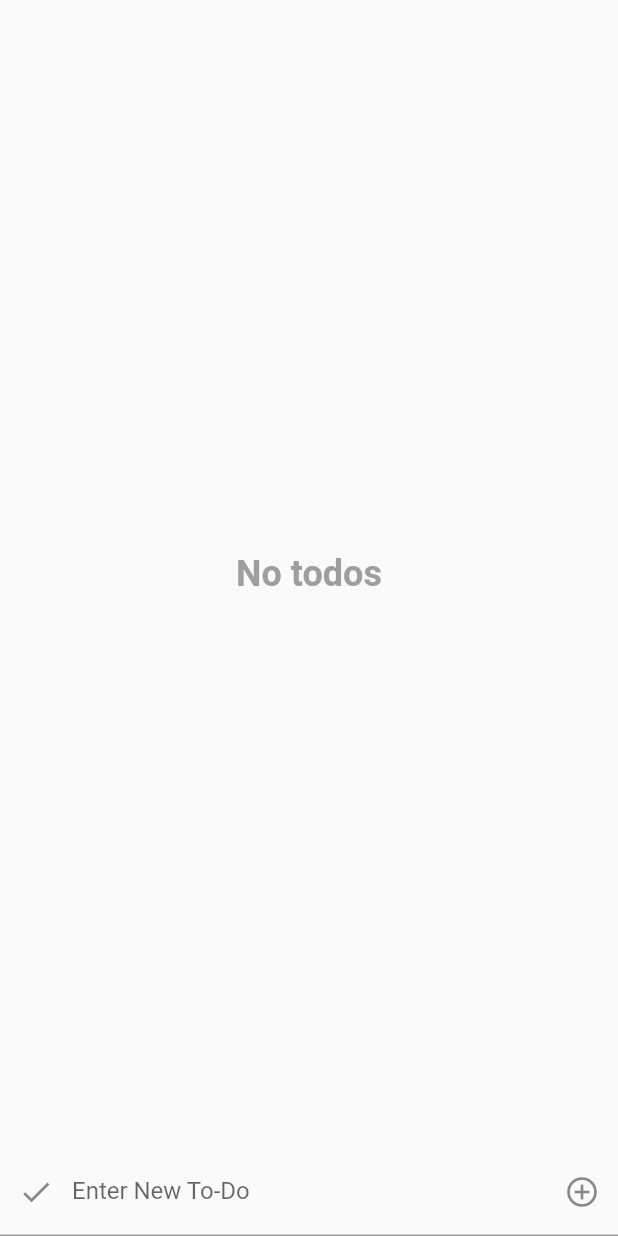
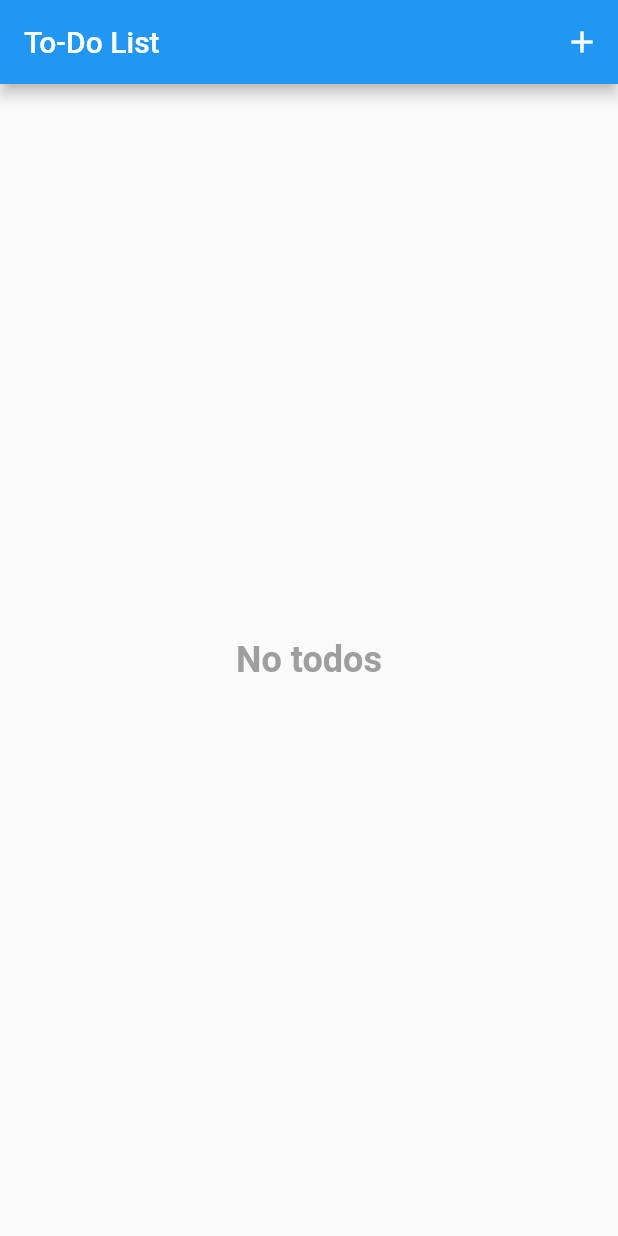
Before and after one commit to jakubkoje/flutter-todolist, a Flutter app: the HomePage screen opened directly, on a phone screen of 412 x 824 dp. Run offline on Flutter 3.47's test engine with Material 2 defaults, Android fonts, the phone set to English and light mode, and no system bars; our stand-ins replace flutter_bloc.

Commit message:
added routing

```diff
--- /dev/null
+++ b/lib/home.dart
@@ -0,0 +1,94 @@
+import 'package:flutter/material.dart';
+import 'package:flutter_bloc/flutter_bloc.dart';
+import 'package:test_app/add_todo.dart';
+import 'package:test_app/todo_cubit.dart';
+
+class HomePage extends StatefulWidget {
+  @override
+  _HomePageState createState() => _HomePageState();
+}
+
+class _HomePageState extends State<HomePage> {
+  @override
+  Widget build(BuildContext context) {
+    return Scaffold(
+        appBar: AppBar(
+          title: Text(
+            'To-Do List',
+          ),
+          actions: [
+            IconButton(
+                onPressed: () => Navigator.of(context)
+                    .push(MaterialPageRoute(builder: (_) => AddTodo())),
+                icon: Icon(Icons.add))
+          ],
+        ),
+        body: SafeArea(
+          child: GestureDetector(
+            behavior: HitTestBehavior.opaque,
+            child: Column(children: <Widget>[TodoListWidget()]),
+            onTap: () {
+              FocusScope.of(context).unfocus();
+            },
+          ),
+        ));
+  }
+}
+
+class TodoListWidget extends StatelessWidget {
+  const TodoListWidget({Key? key}) : super(key: key);
+
+  @override
+  Widget build(BuildContext context) {
+    return BlocBuilder<TodoCubit, List<Todo>>(builder: (context, state) {
+      return Expanded(
+          child: (context.read<TodoCubit>().state.length != 0
+              ? ListView.separated(
+                  itemCount: context.read<TodoCubit>().state.length,
+                  itemBuilder: (context, index) {
+                    Todo todo = context.read<TodoCubit>().state[index];
+                    return Dismissible(
+                        key: Key(todo.id),
+                        direction: DismissDirection.endToStart,
+                        onDismissed: (direction) {
+                          context.read<TodoCubit>().remove(todo);
+                          ScaffoldMessenger.of(context).showSnackBar(SnackBar(
+                              content:
+                                  Text(todo.todoText + ' todo dismissed')));
+                        },
+                        background: Container(
+                          color: Colors.red,
+                          child: Icon((Icons.cancel)),
+                          padding: EdgeInsets.only(right: 8),
+                          alignment: Alignment.centerRight,
+                        ),
+                        child: CheckboxListTile(
+                          title: todo.checked
+                              ? Text(todo.todoText,
+                                  style: TextStyle(
+                                      decoration: TextDecoration.lineThrough))
+                              : Text(todo.todoText),
+                          subtitle: Text(
+                              '${todo.createdAt.day}. ${todo.createdAt.month}. ${todo.createdAt.year}'),
+                          value: todo.checked,
+                          onChanged: (bool? value) {
+                            context.read<TodoCubit>().check(todo);
+                          },
+                        ));
+                  },
+                  separatorBuilder: (context, index) {
+                    return Divider();
+                  },
+                )
+              : Center(
+                  child: Text(
+                    'No todos',
+                    style: TextStyle(
+                        color: Colors.grey,
+                        fontSize: 24,
+                        fontWeight: FontWeight.bold),
+                  ),
+                )));
+    });
+  }
+}
--- a/lib/main.dart
+++ b/lib/main.dart
@@ -1,5 +1,6 @@
 import 'package:flutter/material.dart';
 import 'package:flutter_bloc/flutter_bloc.dart';
+import 'package:test_app/home.dart';
 import 'package:test_app/todo_cubit.dart';
 import 'package:test_app/todo_observer.dart';
 
@@ -11,127 +12,11 @@ void main() {
 class MyApp extends StatelessWidget {
   @override
   Widget build(BuildContext context) {
-    return MaterialApp(
-      debugShowCheckedModeBanner: false,
-      title: 'To-Do List',
-      home: Scaffold(
-        appBar: AppBar(
-          title: Text('To-Do List'),
-        ),
-        body: SafeArea(child: HomePage()),
-      ),
-    );
+    return BlocProvider(
+        create: (_) => TodoCubit(),
+        child: MaterialApp(
+            debugShowCheckedModeBanner: false,
+            title: 'To-Do List',
+            home: HomePage()));
   }
 }
-
-class HomePage extends StatefulWidget {
-  @override
-  _HomePageState createState() => _HomePageState();
-}
-
-class _HomePageState extends State<HomePage> {
-  @override
-  Widget build(BuildContext context) {
-    return GestureDetector(
-        behavior: HitTestBehavior.opaque,
-        child: BlocProvider(
-            create: (_) => TodoCubit(),
-            child: Column(children: <Widget>[TodoListWidget(), TextInput()])),
-        onTap: () {
-          FocusScope.of(context).unfocus();
-        });
-  }
-}
-
-class TextInput extends StatefulWidget {
-  @override
-  _TextInputState createState() => _TextInputState();
-}
-
-class _TextInputState extends State<TextInput> {
-  TextEditingController controller = new TextEditingController();
-  FocusNode focusNode = new FocusNode();
-
-  void onInputSubmit() {
-    if (controller.text.length != 0) {
-      context.read<TodoCubit>().add(Todo(controller.text));
-      controller.clear();
-    }
-    focusNode.requestFocus();
-  }
-
-  @override
-  Widget build(BuildContext context) {
-    return TextField(
-        controller: controller,
-        focusNode: focusNode,
-        onSubmitted: (_) => onInputSubmit(),
-        decoration: InputDecoration(
-            labelText: 'Enter New To-Do',
-            prefixIcon: Icon(Icons.check),
-            suffixIcon: IconButton(
-                icon: Icon(Icons.add_circle_outline),
-                onPressed: onInputSubmit)));
-  }
-}
-
-class TodoListWidget extends StatefulWidget {
-  @override
-  _TodoListWidgetState createState() => _TodoListWidgetState();
-}
-
-class _TodoListWidgetState extends State<TodoListWidget> {
-  @override
-  Widget build(BuildContext context) {
-    return BlocBuilder<TodoCubit, List<Todo>>(builder: (context, state) {
-      return Expanded(
-          child: (context.read<TodoCubit>().state.length != 0
-              ? ListView.separated(
-                  itemCount: context.read<TodoCubit>().state.length,
-                  itemBuilder: (context, index) {
-                    Todo todo = context.read<TodoCubit>().state[index];
-                    return Dismissible(
-                        key: Key(todo.id),
-                        direction: DismissDirection.endToStart,
-                        onDismissed: (direction) {
-                          context.read<TodoCubit>().remove(todo);
-                          ScaffoldMessenger.of(context).showSnackBar(SnackBar(
-                              content:
-                                  Text(todo.todoText + ' todo dismissed')));
-                        },
-                        background: Container(
-                          color: Colors.red,
-                          child: Icon((Icons.cancel)),
-                          padding: EdgeInsets.only(right: 8),
-                          alignment: Alignment.centerRight,
-                        ),
-                        child: CheckboxListTile(
-                          title: todo.checked
-                              ? Text(todo.todoText,
-                                  style: TextStyle(
-                                      decoration: TextDecoration.lineThrough))
-                              : Text(todo.todoText),
-                          subtitle: Text(
-                              '${todo.createdAt.day}. ${todo.createdAt.month}. ${todo.createdAt.year}'),
-                          value: todo.checked,
-                          onChanged: (bool? value) {
-                            context.read<TodoCubit>().check(todo);
-                          },
-                        ));
-                  },
-                  separatorBuilder: (context, index) {
-                    return Divider();
-                  },
-                )
-              : Center(
-                  child: Text(
-                    'No todos',
-                    style: TextStyle(
-                        color: Colors.grey,
-                        fontSize: 24,
-                        fontWeight: FontWeight.bold),
-                  ),
-                )));
-    });
-  }
-}
```
Also changed, not shown: lib/add_todo.dart (added, +67 -0 lines).
